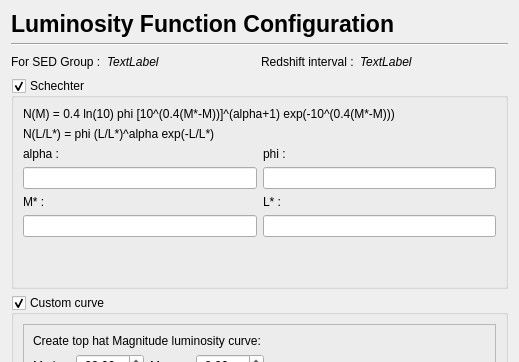
Before: the Qt Designer form PhzQtUI/auxdir/PhzQtUI/DialogLuminosityFunction.ui in astrorama/Phosphoros, drawn with Qt 5; both pictures show x 0 to 519 and y 0 to 362 of the 519 by 576 pixel window.
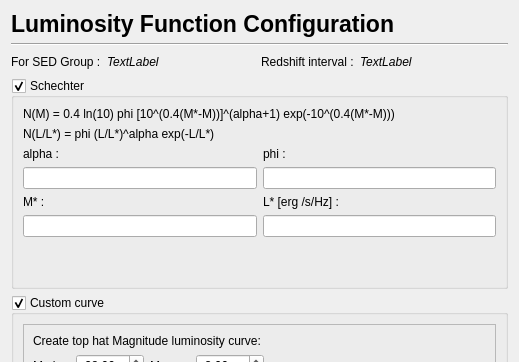
After: the same form once the commit is applied.

Commit message: Add unit to the luminosity

```diff
--- a/PhzQtUI/auxdir/PhzQtUI/DialogLuminosityFunction.ui
+++ b/PhzQtUI/auxdir/PhzQtUI/DialogLuminosityFunction.ui
@@ -197,7 +197,7 @@
           <item>
            <widget class="QLabel" name="lbl_L">
             <property name="text">
-             <string>L* :</string>
+             <string>L* [erg /s/Hz] :</string>
             </property>
            </widget>
           </item>
```
Left out of the diff: 7 changed lines with no effect on the pictures.
